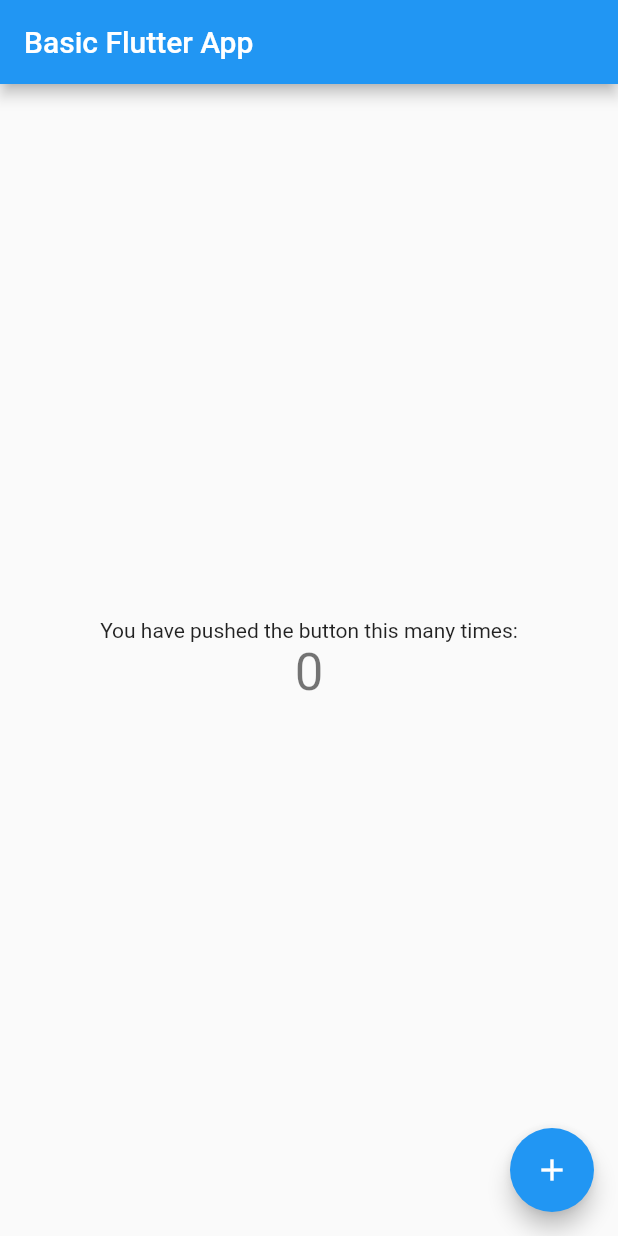
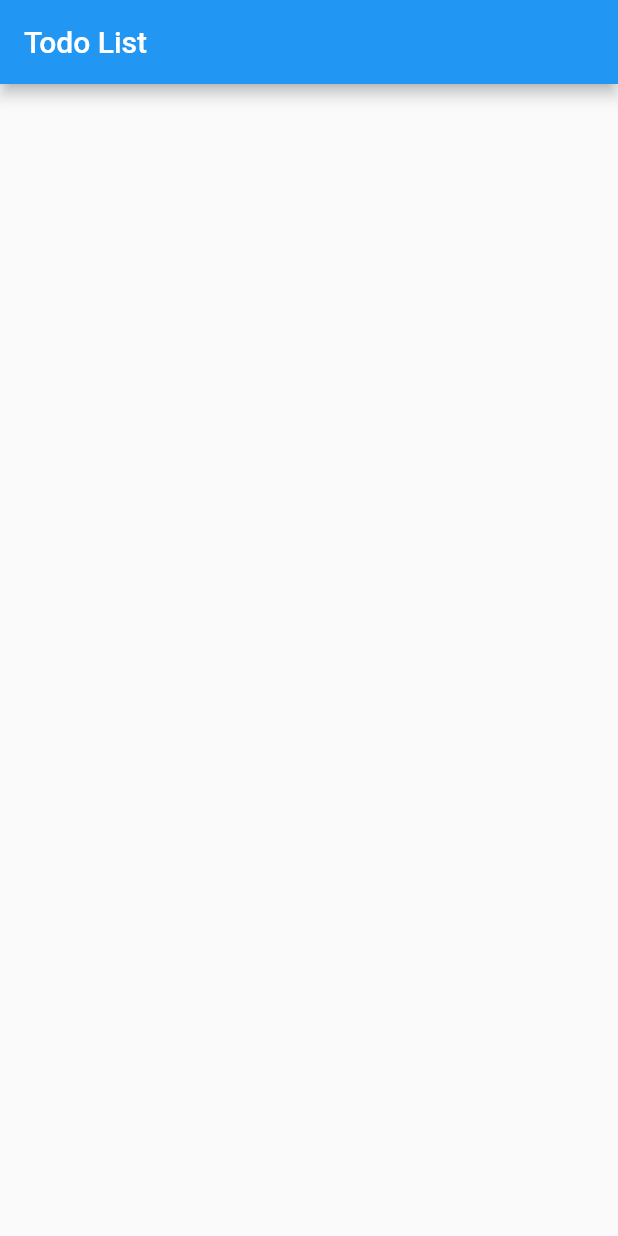
Before and after one commit to datsuns/flutter-todo, a Flutter app: the screen it shows after launch, on a phone screen of 412 x 824 dp. Run offline on Flutter 3.47's test engine with Material 2 defaults, Android fonts, the phone set to English and light mode, and no system bars.

Commit message:
repalce all main.dart to ToDo List

```diff
--- a/lib/main.dart
+++ b/lib/main.dart
@@ -1,111 +1,22 @@
+// Import MaterialApp and other widgets which we can use to quickly create a material app
 import 'package:flutter/material.dart';
 
-void main() => runApp(MyApp());
+// Code written in Dart starts exectuting from the main function. runApp is part of
+// Flutter, and requires the component which will be our app's container. In Flutter,
+// every component is known as a "widget".
+void main() => runApp(new TodoApp());
 
-class MyApp extends StatelessWidget {
-  // This widget is the root of your application.
+// Every component in Flutter is a widget, even the whole app itself
+class TodoApp extends StatelessWidget {
   @override
   Widget build(BuildContext context) {
-    return MaterialApp(
-      title: 'Flutter Demo',
-      theme: ThemeData(
-        // This is the theme of your application.
-        //
-        // Try running your application with "flutter run". You'll see the
-        // application has a blue toolbar. Then, without quitting the app, try
-        // changing the primarySwatch below to Colors.green and then invoke
-        // "hot reload" (press "r" in the console where you ran "flutter run",
-        // or simply save your changes to "hot reload" in a Flutter IDE).
-        // Notice that the counter didn't reset back to zero; the application
-        // is not restarted.
-        primarySwatch: Colors.blue,
+    return new MaterialApp(
+      title: 'Todo List',
+      home: new Scaffold(
+        appBar: new AppBar(
+          title: new Text('Todo List')
+        )
       ),
-      home: MyHomePage(title: 'Basic Flutter App'),
     );
   }
 }
-
-class MyHomePage extends StatefulWidget {
-  MyHomePage({Key key, this.title}) : super(key: key);
-
-  // This widget is the home page of your application. It is stateful, meaning
-  // that it has a State object (defined below) that contains fields that affect
-  // how it looks.
-
-  // This class is the configuration for the state. It holds the values (in this
-  // case the title) provided by the parent (in this case the App widget) and
-  // used by the build method of the State. Fields in a Widget subclass are
-  // always marked "final".
-
-  final String title;
-
-  @override
-  _MyHomePageState createState() => _MyHomePageState();
-}
-
-class _MyHomePageState extends State<MyHomePage> {
-  int _counter = 0;
-
-  void _incrementCounter() {
-    setState(() {
-      // This call to setState tells the Flutter framework that something has
-      // changed in this State, which causes it to rerun the build method below
-      // so that the display can reflect the updated values. If we changed
-      // _counter without calling setState(), then the build method would not be
-      // called again, and so nothing would appear to happen.
-      _counter++;
-    });
-  }
-
-  @override
-  Widget build(BuildContext context) {
-    // This method is rerun every time setState is called, for instance as done
-    // by the _incrementCounter method above.
-    //
-    // The Flutter framework has been optimized to make rerunning build methods
-    // fast, so that you can just rebuild anything that needs updating rather
-    // than having to individually change instances of widgets.
-    return Scaffold(
-      appBar: AppBar(
-        // Here we take the value from the MyHomePage object that was created by
-        // the App.build method, and use it to set our appbar title.
-        title: Text(widget.title),
-      ),
-      body: Center(
-        // Center is a layout widget. It takes a single child and positions it
-        // in the middle of the parent.
-        child: Column(
-          // Column is also a layout widget. It takes a list of children and
-          // arranges them vertically. By default, it sizes itself to fit its
-          // children horizontally, and tries to be as tall as its parent.
-          //
-          // Invoke "debug painting" (press "p" in the console, choose the
-          // "Toggle Debug Paint" action from the Flutter Inspector in Android
-          // Studio, or the "Toggle Debug Paint" command in Visual Studio Code)
-          // to see the wireframe for each widget.
-          //
-          // Column has various properties to control how it sizes itself and
-          // how it positions its children. Here we use mainAxisAlignment to
-          // center the children vertically; the main axis here is the vertical
-          // axis because Columns are vertical (the cross axis would be
-          // horizontal).
-          mainAxisAlignment: MainAxisAlignment.center,
-          children: <Widget>[
-            Text(
-              'You have pushed the button this many times:',
-            ),
-            Text(
-              '$_counter',
-              style: Theme.of(context).textTheme.display1,
-            ),
-          ],
-        ),
-      ),
-      floatingActionButton: FloatingActionButton(
-        onPressed: _incrementCounter,
-        tooltip: 'Increment',
-        child: Icon(Icons.add),
-      ), // This trailing comma makes auto-formatting nicer for build methods.
-    );
-  }
-}
```
